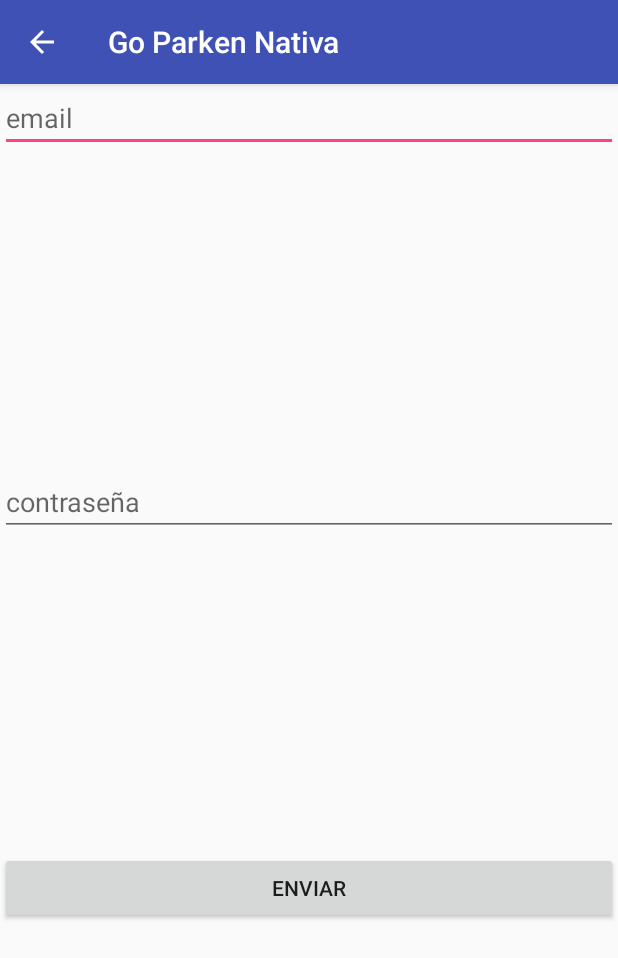
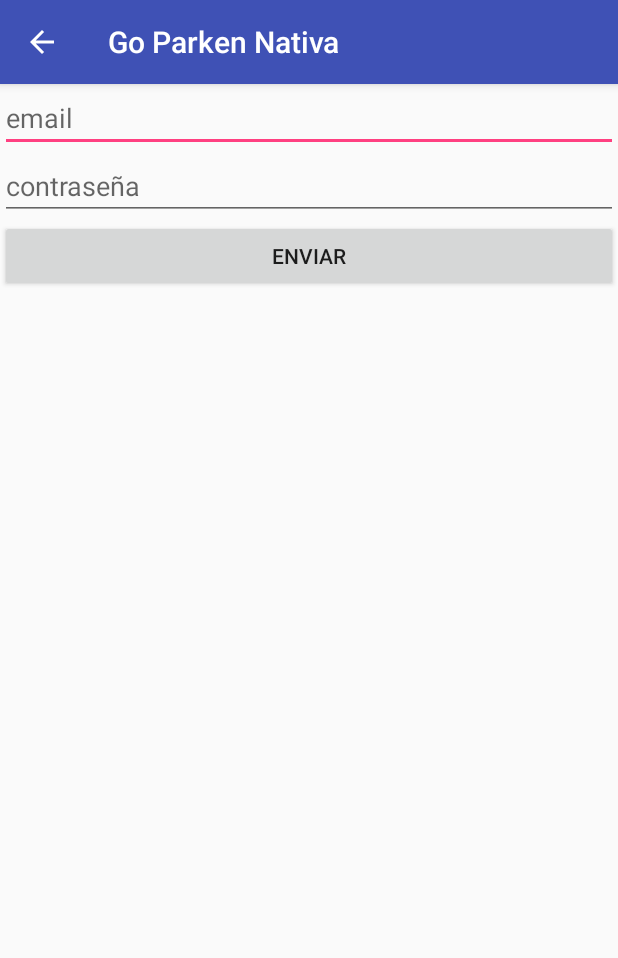
Before and after one commit to SaloGala/native-app, an Android app: the LoginFormActivity screen opened directly, with no data from a screen before it, on a phone screen of 412 x 824 dp. Shown: the top 958 px of the screen. Run offline under Robolectric (Android 15) with nearby library versions, the phone set to English and light mode, and no system bars; our stand-ins replace Firebase (no records; nobody signed in at launch, a user with empty details on screens opened directly).

Commit message:
Log In with Email and Password

```diff
--- a/app/build.gradle
+++ b/app/build.gradle
@@ -36,6 +36,9 @@ dependencies {
     compile 'com.google.firebase:firebase-auth:11.0.1'
     compile 'com.facebook.android:facebook-android-sdk:4.16.0'
     compile 'com.google.firebase:firebase-core:11.0.1'
+    compile 'com.google.android.gms:play-services-auth:11.0.1'
+    compile 'com.google.firebase:firebase-database:11.0.1'
+
     testCompile 'junit:junit:4.12'
 }
 // Add to the bottom of the file
--- a/app/src/main/java/com/inflexionlabs/goparken/MainActivity.java
+++ b/app/src/main/java/com/inflexionlabs/goparken/MainActivity.java
@@ -5,6 +5,7 @@ import android.support.annotation.NonNull;
 import android.support.v7.app.AppCompatActivity;
 import android.os.Bundle;
 import android.support.v7.view.ActionMode;
+import android.util.Log;
 import android.view.View;
 import android.widget.Button;
 import android.widget.Toast;
@@ -27,6 +28,7 @@ import com.google.firebase.auth.FirebaseUser;
 import java.util.Arrays;
 
 public class MainActivity extends AppCompatActivity {
+    private static final String TAG = "FacebookLogIn";
 
     private LoginButton facebookLoginButton;
     private CallbackManager callbackManager;
@@ -80,7 +82,7 @@ public class MainActivity extends AppCompatActivity {
             @Override
             public void onComplete(@NonNull Task<AuthResult> task) {
                 if(!task.isSuccessful()){
-
+                    Log.w(TAG, "Facebook log in error", task.getException());
                     Toast.makeText(MainActivity.this,R.string.error_login_facebook,Toast.LENGTH_SHORT).show();
                 }else{
                     //goMapScreen();
--- a/app/src/main/res/layout/activity_login_form.xml
+++ b/app/src/main/res/layout/activity_login_form.xml
@@ -7,44 +7,28 @@
     android:layout_height="match_parent"
     android:orientation="vertical">
 
-    <TableRow
 
-        android:layout_width="match_parent"
-        android:layout_height="match_parent"
-        android:layout_weight="2.5">
 
-        <EditText android:id="@+id/editTxtEmail"
-            android:layout_width="fill_parent"
+        <EditText android:id="@+id/txtEmail"
+            android:layout_width="match_parent"
             android:layout_height="wrap_content"
             android:hint="@string/editTxtEmail" />
 
-    </TableRow>
 
-    <TableRow
 
-        android:layout_width="match_parent"
-        android:layout_height="match_parent"
-        android:layout_weight="2.5">
-
-        <EditText android:id="@+id/editTxtPass"
-            android:layout_width="fill_parent"
+        <EditText android:id="@+id/txtPass"
+            android:layout_width="match_parent"
             android:layout_height="wrap_content"
             android:hint="@string/editTxtPass" />
 
-    </TableRow>
-
-    <TableRow
-
-        android:layout_width="match_parent"
-        android:layout_height="match_parent"
-        android:layout_weight="2.5">
 
         <Button
-            android:layout_width="fill_parent"
+            android:id="@+id/btnLogIn"
+            android:layout_width="match_parent"
             android:layout_height="wrap_content"
             android:text="@string/buttonEnviar"
+            android:onClick="onClick"
             />
 
-    </TableRow>
 
 </LinearLayout>
--- a/build.gradle
+++ b/build.gradle
@@ -8,7 +8,7 @@ buildscript {
         classpath 'com.android.tools.build:gradle:2.3.3'
 
         // Add this line
-        classpath 'com.google.gms:google-services:3.1.0'
+        classpath 'com.google.gms:google-services:3.0.0'
 
         // NOTE: Do not place your application dependencies here; they belong
         // in the individual module build.gradle files
```
Also changed, not shown: app/src/main/java/com/inflexionlabs/goparken/LoginFormActivity.java (+76 -1 lines).
